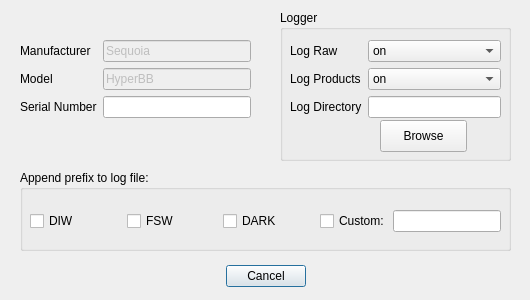
First picture: the form in inlinino/resources/setup_hyperbb.ui, repository OceanOptics/Inlinino, before the edit.
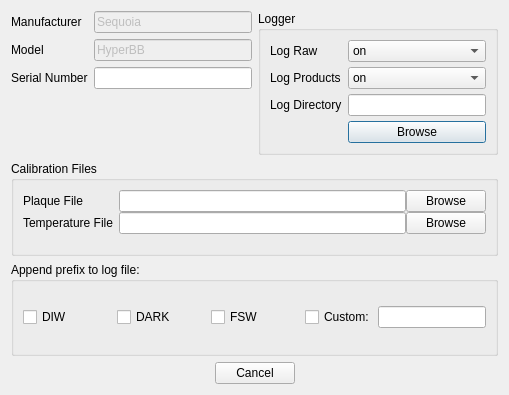
Second picture: the form after the edit.

Commit message:
HyperBB display calibrated backscattering spectrum
    + HyperBB now requires calibration files
    + Display Serial Port Product only if available

```diff
--- a/inlinino/resources/setup_hyperbb.ui
+++ b/inlinino/resources/setup_hyperbb.ui
@@ -6,99 +6,62 @@
    <rect>
     <x>0</x>
     <y>0</y>
-    <width>530</width>
-    <height>300</height>
+    <width>509</width>
+    <height>395</height>
    </rect>
   </property>
   <property name="windowTitle">
    <string>Inlinino: Setup HyperBB Instrument</string>
   </property>
-  <widget class="QDialogButtonBox" name="button_box">
-   <property name="geometry">
-    <rect>
-     <x>20</x>
-     <y>260</y>
-     <width>491</width>
-     <height>32</height>
-    </rect>
-   </property>
-   <property name="orientation">
-    <enum>Qt::Horizontal</enum>
-   </property>
-   <property name="standardButtons">
-    <set>QDialogButtonBox::Cancel</set>
-   </property>
-   <property name="centerButtons">
-    <bool>true</bool>
-   </property>
-  </widget>
-  <widget class="QGroupBox" name="groupBox">
-   <property name="geometry">
-    <rect>
-     <x>20</x>
-     <y>170</y>
-     <width>491</width>
-     <height>81</height>
-    </rect>
-   </property>
-   <property name="title">
-    <string>Append prefix to log file:</string>
-   </property>
-   <widget class="QWidget" name="layoutWidget">
-    <property name="geometry">
-     <rect>
-      <x>10</x>
-      <y>31</y>
-      <width>471</width>
-      <height>41</height>
-     </rect>
-    </property>
-    <layout class="QHBoxLayout" name="horizontalLayout_5">
-     <property name="spacing">
-      <number>-1</number>
-     </property>
+  <layout class="QVBoxLayout" name="verticalLayout">
+   <item>
+    <layout class="QHBoxLayout" name="horizontalLayout_4">
      <item>
-      <widget class="QCheckBox" name="checkbox_prefix_diw">
-       <property name="text">
-        <string>DIW</string>
-       </property>
-      </widget>
-     </item>
-     <item>
-      <widget class="QCheckBox" name="checkbox_prefix_fsw">
-       <property name="text">
-        <string>FSW</string>
-       </property>
-      </widget>
-     </item>
-     <item>
-      <widget class="QCheckBox" name="checkbox_prefix_dark">
-       <property name="text">
-        <string>DARK</string>
-       </property>
-      </widget>
-     </item>
-     <item>
-      <layout class="QHBoxLayout" name="horizontalLayout_3">
-       <property name="spacing">
-        <number>0</number>
-       </property>
-       <item>
-        <widget class="QCheckBox" name="checkbox_prefix_custom">
+      <layout class="QFormLayout" name="formLayout_4">
+       <item row="0" column="0">
+        <widget class="QLabel" name="label">
          <property name="text">
-          <string>Custom: </string>
+          <string>Manufacturer</string>
          </property>
         </widget>
        </item>
-       <item>
-        <widget class="QLineEdit" name="le_prefix_custom">
-         <property name="sizePolicy">
-          <sizepolicy hsizetype="Preferred" vsizetype="Fixed">
-           <horstretch>0</horstretch>
-           <verstretch>0</verstretch>
-          </sizepolicy>
+       <item row="0" column="1">
+        <widget class="QLineEdit" name="le_manufacturer">
+         <property name="enabled">
+          <bool>false</bool>
          </property>
-         <property name="inputMask">
+         <property name="text">
+          <string>Sequoia</string>
+         </property>
+        </widget>
+       </item>
+       <item row="1" column="0">
+        <widget class="QLabel" name="label_2">
+         <property name="text">
+          <string>Model</string>
+         </property>
+        </widget>
+       </item>
+       <item row="1" column="1">
+        <widget class="QLineEdit" name="le_model">
+         <property name="enabled">
+          <bool>false</bool>
+         </property>
+         <property name="text">
+          <string>HyperBB</string>
+         </property>
+        </widget>
+       </item>
+       <item row="2" column="0">
+        <widget class="QLabel" name="label_13">
+         <property name="text">
+          <string>Serial Number</string>
+         </property>
+        </widget>
+       </item>
+       <item row="2" column="1">
+        <widget class="QLineEdit" name="le_serial_number">
+         <property name="text">
           <string/>
          </property>
          <property name="maxLength">
@@ -108,165 +71,239 @@
        </item>
       </layout>
      </item>
-    </layout>
-   </widget>
-  </widget>
-  <widget class="QGroupBox" name="groupBox_3">
-   <property name="geometry">
-    <rect>
-     <x>280</x>
-     <y>10</y>
-     <width>231</width>
-     <height>151</height>
-    </rect>
-   </property>
-   <property name="title">
-    <string>Logger</string>
-   </property>
-   <widget class="QWidget" name="formLayoutWidget_3">
-    <property name="geometry">
-     <rect>
-      <x>10</x>
-      <y>30</y>
-      <width>211</width>
-      <height>86</height>
-     </rect>
-    </property>
-    <layout class="QFormLayout" name="formLayout_3">
-     <item row="2" column="1">
-      <widget class="QLineEdit" name="le_log_path"/>
-     </item>
-     <item row="2" column="0">
-      <widget class="QLabel" name="label_12">
-       <property name="text">
-        <string>Log Directory</string>
+     <item>
+      <widget class="QGroupBox" name="groupBox_3">
+       <property name="title">
+        <string>Logger</string>
        </property>
+       <layout class="QFormLayout" name="formLayout_2">
+        <property name="verticalSpacing">
+         <number>5</number>
+        </property>
+        <item row="0" column="0">
+         <widget class="QLabel" name="label_10">
+          <property name="text">
+           <string>Log Raw</string>
+          </property>
+         </widget>
+        </item>
+        <item row="0" column="1">
+         <widget class="QComboBox" name="combobox_log_raw">
+          <property name="currentIndex">
+           <number>0</number>
+          </property>
+          <item>
+           <property name="text">
+            <string>on</string>
+           </property>
+          </item>
+          <item>
+           <property name="text">
+            <string>off</string>
+           </property>
+          </item>
+         </widget>
+        </item>
+        <item row="1" column="0">
+         <widget class="QLabel" name="label_11">
+          <property name="text">
+           <string>Log Products</string>
+          </property>
+         </widget>
+        </item>
+        <item row="1" column="1">
+         <widget class="QComboBox" name="combobox_log_products">
+          <property name="currentIndex">
+           <number>0</number>
+          </property>
+          <item>
+           <property name="text">
+            <string>on</string>
+           </property>
+          </item>
+          <item>
+           <property name="text">
+            <string>off</string>
+           </property>
+          </item>
+         </widget>
+        </item>
+        <item row="2" column="0">
+         <widget class="QLabel" name="label_12">
+          <property name="text">
+           <string>Log Directory</string>
+          </property>
+         </widget>
+        </item>
+        <item row="2" column="1">
+         <widget class="QLineEdit" name="le_log_path"/>
+        </item>
+        <item row="3" column="1">
+         <widget class="QPushButton" name="button_browse_log_directory">
+          <property name="text">
+           <string>Browse</string>
+          </property>
+         </widget>
+        </item>
+       </layout>
       </widget>
      </item>
-     <item row="1" column="0">
-      <widget class="QLabel" name="label_11">
-       <property name="text">
-        <string>Log Products</string>
-       </property>
-      </widget>
-     </item>
-     <item row="1" column="1">
-      <widget class="QComboBox" name="combobox_log_products">
-       <property name="currentIndex">
-        <number>0</number>
-       </property>
-       <item>
+    </layout>
+   </item>
+   <item>
+    <widget class="QGroupBox" name="groupBox_2">
+     <property name="title">
+      <string>Calibration Files</string>
+     </property>
+     <layout class="QFormLayout" name="formLayout">
+      <property name="verticalSpacing">
+       <number>0</number>
+      </property>
+      <item row="0" column="0">
+       <widget class="QLabel" name="label_3">
         <property name="text">
-         <string>on</string>
+         <string>Plaque File</string>
         </property>
-       </item>
-       <item>
+        <property name="alignment">
+         <set>Qt::AlignRight|Qt::AlignTrailing|Qt::AlignVCenter</set>
+        </property>
+       </widget>
+      </item>
+      <item row="1" column="0">
+       <widget class="QLabel" name="label_4">
         <property name="text">
-         <string>off</string>
+         <string>Temperature File</string>
         </property>
-       </item>
-      </widget>
-     </item>
-     <item row="0" column="1">
-      <widget class="QComboBox" name="combobox_log_raw">
-       <property name="currentIndex">
-        <number>0</number>
-       </property>
-       <item>
+        <property name="alignment">
+         <set>Qt::AlignRight|Qt::AlignTrailing|Qt::AlignVCenter</set>
+        </property>
+       </widget>
+      </item>
+      <item row="0" column="1">
+       <layout class="QHBoxLayout" name="horizontalLayout">
+        <property name="spacing">
+         <number>-1</number>
+        </property>
+        <item>
+         <widget class="QLineEdit" name="le_plaque_file">
+          <property name="minimumSize">
+           <size>
+            <width>250</width>
+            <height>0</height>
+           </size>
+          </property>
+         </widget>
+        </item>
+        <item>
+         <widget class="QPushButton" name="button_browse_plaque_file">
+          <property name="text">
+           <string>Browse</string>
+          </property>
+         </widget>
+        </item>
+       </layout>
+      </item>
+      <item row="1" column="1">
+       <layout class="QHBoxLayout" name="horizontalLayout_2">
+        <property name="spacing">
+         <number>-1</number>
+        </property>
+        <item>
+         <widget class="QLineEdit" name="le_temperature_file">
+          <property name="minimumSize">
+           <size>
+            <width>250</width>
+            <height>0</height>
+           </size>
+          </property>
+         </widget>
+        </item>
+        <item>
+         <widget class="QPushButton" name="button_browse_temperature_file">
+          <property name="text">
+           <string>Browse</string>
+          </property>
+         </widget>
+        </item>
+       </layout>
+      </item>
+     </layout>
+    </widget>
+   </item>
+   <item>
+    <widget class="QGroupBox" name="groupBox">
+     <property name="title">
+      <string>Append prefix to log file:</string>
+     </property>
+     <layout class="QHBoxLayout" name="horizontalLayout_6">
+      <item>
+       <widget class="QCheckBox" name="checkbox_prefix_diw">
         <property name="text">
-         <string>on</string>
+         <string>DIW</string>
         </property>
-       </item>
-       <item>
+       </widget>
+      </item>
+      <item>
+       <widget class="QCheckBox" name="checkbox_prefix_dark">
         <property name="text">
-         <string>off</string>
+         <string>DARK</string>
         </property>
-       </item>
-      </widget>
-     </item>
-     <item row="0" column="0">
-      <widget class="QLabel" name="label_10">
-       <property name="text">
-        <string>Log Raw</string>
-       </property>
-      </widget>
-     </item>
-    </layout>
-   </widget>
-   <widget class="QPushButton" name="button_browse_log_directory">
-    <property name="geometry">
-     <rect>
-      <x>100</x>
-      <y>110</y>
-      <width>87</width>
-      <height>32</height>
-     </rect>
-    </property>
-    <property name="text">
-     <string>Browse</string>
-    </property>
-   </widget>
-  </widget>
-  <widget class="QWidget" name="formLayoutWidget_4">
-   <property name="geometry">
-    <rect>
-     <x>20</x>
-     <y>40</y>
-     <width>231</width>
-     <height>111</height>
-    </rect>
-   </property>
-   <layout class="QFormLayout" name="formLayout_4">
-    <item row="0" column="1">
-     <widget class="QLineEdit" name="le_manufacturer">
-      <property name="enabled">
-       <bool>false</bool>
-      </property>
-      <property name="text">
-       <string>Sequoia</string>
-      </property>
-     </widget>
-    </item>
-    <item row="1" column="0">
-     <widget class="QLabel" name="label_2">
-      <property name="text">
-       <string>Model</string>
-      </property>
-     </widget>
-    </item>
-    <item row="1" column="1">
-     <widget class="QLineEdit" name="le_model">
-      <property name="enabled">
-       <bool>false</bool>
-      </property>
-      <property name="text">
-       <string>HyperBB</string>
-      </property>
-     </widget>
-    </item>
-    <item row="2" column="0">
-     <widget class="QLabel" name="label_13">
-      <property name="text">
-       <string>Serial Number</string>
-      </property>
-     </widget>
-    </item>
-    <item row="2" column="1">
-     <widget class="QLineEdit" name="le_serial_number">
-      <property name="text">
-       <string/>
-      </property>
-     </widget>
-    </item>
-    <item row="0" column="0">
-     <widget class="QLabel" name="label">
-      <property name="text">
-       <string>Manufacturer</string>
-      </property>
-     </widget>
-    </item>
-   </layout>
-  </widget>
+       </widget>
+      </item>
+      <item>
+       <widget class="QCheckBox" name="checkbox_prefix_fsw">
+        <property name="text">
+         <string>FSW</string>
+        </property>
+       </widget>
+      </item>
+      <item>
+       <layout class="QHBoxLayout" name="horizontalLayout_3">
+        <property name="spacing">
+         <number>0</number>
+        </property>
+        <item>
+         <widget class="QCheckBox" name="checkbox_prefix_custom">
+          <property name="text">
+           <string>Custom: </string>
+          </property>
+         </widget>
+        </item>
+        <item>
+         <widget class="QLineEdit" name="le_prefix_custom">
+          <property name="sizePolicy">
+           <sizepolicy hsizetype="Preferred" vsizetype="Fixed">
+            <horstretch>0</horstretch>
+            <verstretch>0</verstretch>
+           </sizepolicy>
+          </property>
+          <property name="inputMask">
+           <string/>
+          </property>
+          <property name="maxLength">
+           <number>10</number>
+          </property>
+         </widget>
+        </item>
+       </layout>
+      </item>
+     </layout>
+    </widget>
+   </item>
+   <item>
+    <widget class="QDialogButtonBox" name="button_box">
+     <property name="orientation">
+      <enum>Qt::Horizontal</enum>
+     </property>
+     <property name="standardButtons">
+      <set>QDialogButtonBox::Cancel</set>
+     </property>
+     <property name="centerButtons">
+      <bool>true</bool>
+     </property>
+    </widget>
+   </item>
+  </layout>
  </widget>
  <tabstops>
   <tabstop>le_manufacturer</tabstop>
```
Left out of the diff: 11 changed lines with no effect on the pictures. The commit also changes 3 other files.
